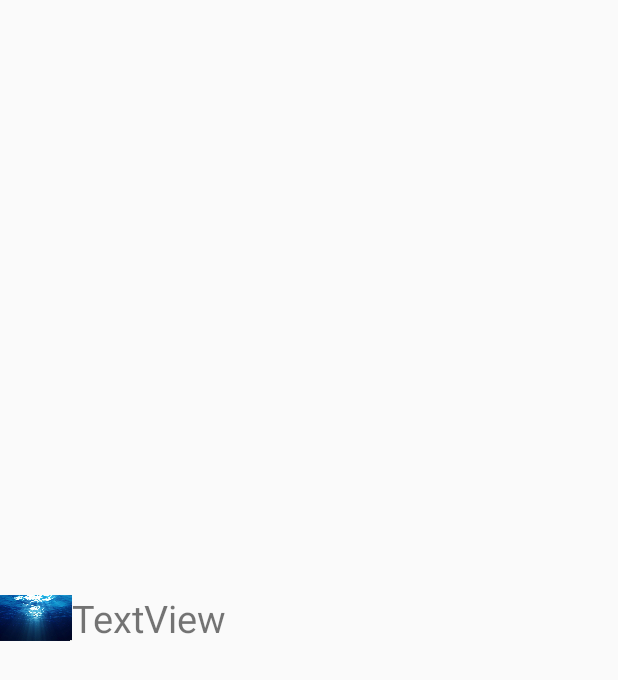
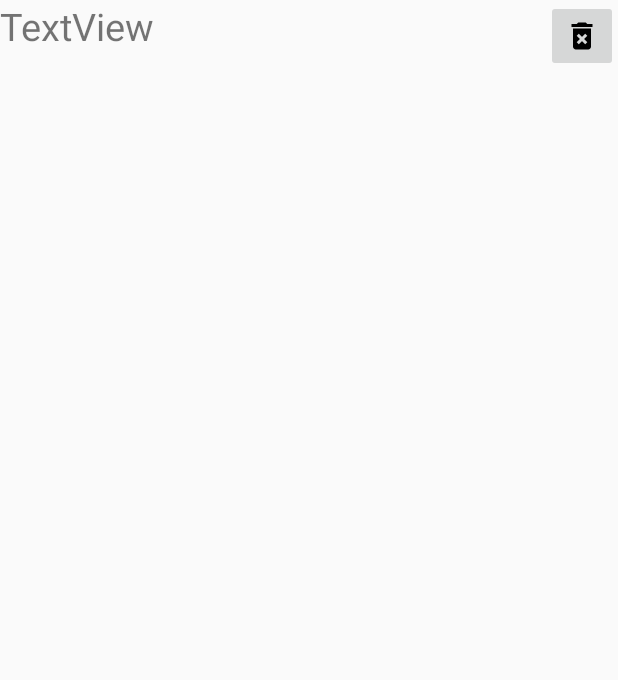
Before and after one commit to petetina/newsongs, an Android app: the layout program_list.xml on its own in the app's theme, with its tools: preview values and no code run, on a phone screen of 412 x 824 dp. Shown: the top 680 px of the screen. Run offline under Robolectric (Android 15) with nearby library versions, the phone set to English and light mode, and no system bars.

Commit message:
button ready friend

```diff
--- a/app/src/main/java/newsongs/fr/newsongs/FriendsActivity.java
+++ b/app/src/main/java/newsongs/fr/newsongs/FriendsActivity.java
@@ -11,7 +11,7 @@ public class FriendsActivity extends BaseActivity {
     ListView lv;
     ArrayList prgmName;
 
-    public static int [] prgmImages={R.drawable.background,R.drawable.background,R.drawable.background,R.drawable.background,R.drawable.background,R.drawable.background,R.drawable.background,R.drawable.background,R.drawable.background};
+    public static int [] prgmImages={R.drawable.ic_delete_forever_black_24dp,R.drawable.ic_delete_forever_black_24dp,R.drawable.ic_delete_forever_black_24dp,R.drawable.ic_delete_forever_black_24dp,R.drawable.ic_delete_forever_black_24dp,R.drawable.ic_delete_forever_black_24dp,R.drawable.ic_delete_forever_black_24dp,R.drawable.ic_delete_forever_black_24dp,R.drawable.ic_delete_forever_black_24dp};
     public static String [] prgmNameList={"Let Us C","c++","JAVA","Jsp","Microsoft .Net","Android","PHP","Jquery","JavaScript"};
     @Override
     protected void onCreate(Bundle savedInstanceState) {
--- a/app/src/main/java/newsongs/fr/newsongs/MainActivity.java
+++ b/app/src/main/java/newsongs/fr/newsongs/MainActivity.java
@@ -24,7 +24,7 @@ public class MainActivity extends BaseActivity{
 
         //Si l'idutilisateur est -2, alors c'est la premièr utilisation de l'appli
         if(idutilisateur == -2){
-            Intent intent = new Intent(getApplicationContext(),FirstUseActivity.class);
+            Intent intent = new Intent(getApplicationContext(),FriendsActivity.class);
             startActivity(intent);
         }else{
             setContentView(R.layout.activity_main);
--- a/app/src/main/res/layout/program_list.xml
+++ b/app/src/main/res/layout/program_list.xml
@@ -1,15 +1,8 @@
 <?xml version="1.0" encoding="utf-8"?>
-<LinearLayout xmlns:android="http://schemas.android.com/apk/res/android"
+<RelativeLayout xmlns:android="http://schemas.android.com/apk/res/android"
     android:layout_width="match_parent"
     android:layout_height="match_parent"
     android:orientation="horizontal" >
-
-    <ImageView
-        android:id="@+id/imageView1"
-        android:layout_gravity="center"
-        android:layout_width="48dp"
-        android:layout_height="48dp"
-        android:src="@drawable/background" />
 
     <TextView
         android:id="@+id/textView1"
@@ -19,4 +12,12 @@
         android:textSize="25dp"
         android:text="TextView" />
 
-</LinearLayout>
+    <ImageButton
+        android:id="@+id/imageButton1"
+        android:layout_gravity="center"
+        android:layout_alignParentRight="true"
+        android:layout_width="48dp"
+        android:layout_height="48dp"
+        android:src="@drawable/ic_delete_forever_black_24dp" />
+
+</RelativeLayout>
```
Also changed, not shown: app/src/main/java/newsongs/fr/newsongs/CustomAdapter.java (+11 -3 lines), app/src/main/res/drawable-hdpi/ic_delete_forever_black_24dp.png (added), app/src/main/res/drawable-mdpi/ic_delete_forever_black_24dp.png (added), app/src/main/res/drawable-xhdpi/ic_delete_forever_black_24dp.png (added), app/src/main/res/drawable-xxhdpi/ic_delete_forever_black_24dp.png (added), app/src/main/res/drawable-xxxhdpi/ic_delete_forever_black_24dp.png (added).
